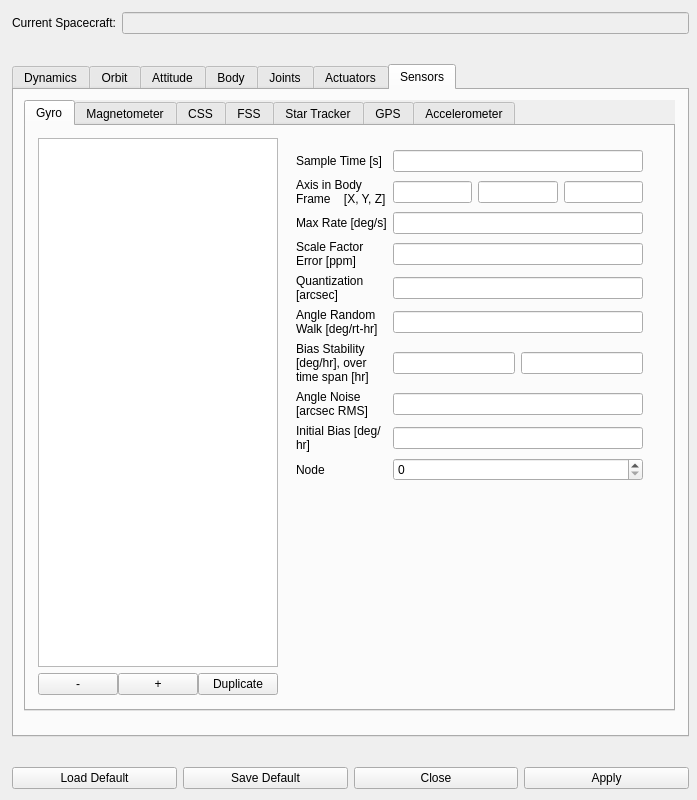
First picture: the form in dsm_gui/spc_submenu.ui, repository pavelgalchenko/dsm_gui, before the edit.
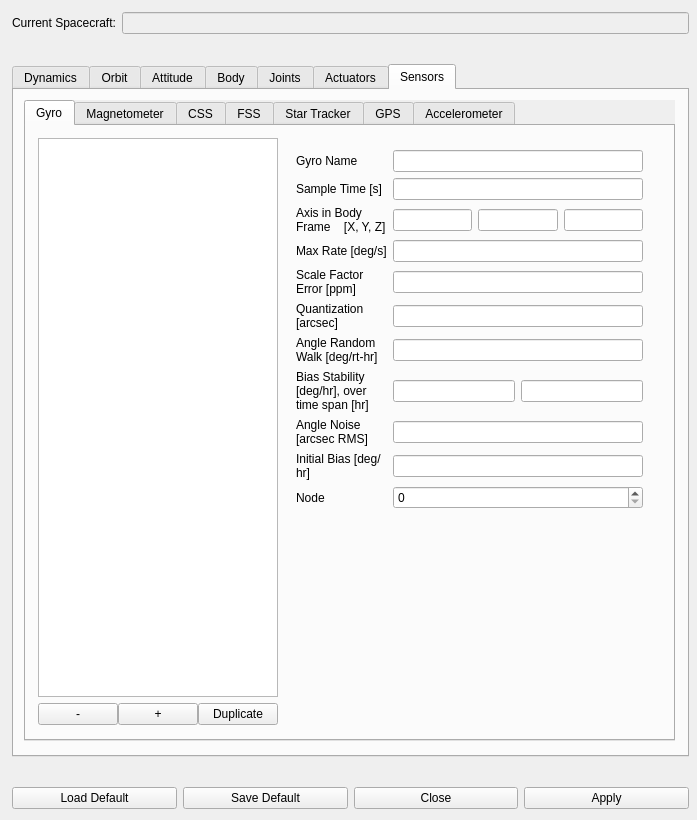
Second picture: the form after the edit. The open tabs and pages were chosen to show the change.

Commit message: Added regex match to capture name of items. Added item name field; does not currently work.

Patch:
```diff
--- a/dsm_gui/spc_submenu.ui
+++ b/dsm_gui/spc_submenu.ui
@@ -10,7 +10,7 @@
     <x>0</x>
     <y>0</y>
     <width>697</width>
-    <height>800</height>
+    <height>820</height>
    </rect>
   </property>
   <property name="sizePolicy">
@@ -22,13 +22,13 @@
   <property name="minimumSize">
    <size>
     <width>697</width>
-    <height>800</height>
+    <height>820</height>
    </size>
   </property>
   <property name="maximumSize">
    <size>
     <width>697</width>
-    <height>800</height>
+    <height>820</height>
    </size>
   </property>
   <property name="windowTitle">
@@ -40,7 +40,7 @@
      <x>0</x>
      <y>0</y>
      <width>701</width>
-     <height>801</height>
+     <height>821</height>
     </rect>
    </property>
    <layout class="QVBoxLayout" name="verticalLayout">
@@ -1892,7 +1892,7 @@
             <x>10</x>
             <y>10</y>
             <width>651</width>
-            <height>611</height>
+            <height>641</height>
            </rect>
           </property>
           <property name="sizePolicy">
@@ -1929,7 +1929,7 @@
               <x>0</x>
               <y>0</y>
               <width>641</width>
-              <height>581</height>
+              <height>611</height>
              </rect>
             </property>
             <layout class="QHBoxLayout" name="horizontalLayout_72">
@@ -1998,76 +1998,7 @@
                <property name="bottomMargin">
                 <number>12</number>
                </property>
-               <item row="4" column="0">
-                <widget class="QLabel" name="label_66">
-                 <property name="text">
-                  <string>Quantization [arcsec]</string>
-                 </property>
-                 <property name="wordWrap">
-                  <bool>true</bool>
-                 </property>
-                </widget>
-               </item>
-               <item row="1" column="0">
-                <widget class="QLabel" name="label_68">
-                 <property name="text">
-                  <string>Axis in Body Frame    [X, Y, Z]</string>
-                 </property>
-                 <property name="wordWrap">
-                  <bool>true</bool>
-                 </property>
-                </widget>
-               </item>
-               <item row="9" column="0">
-                <widget class="QLabel" name="label_65">
-                 <property name="text">
-                  <string>Node</string>
-                 </property>
-                </widget>
-               </item>
-               <item row="2" column="1">
-                <widget class="QLineEdit" name="spc_cur_gyro_maxrate"/>
-               </item>
-               <item row="10" column="0">
-                <spacer name="verticalSpacer_7">
-                 <property name="orientation">
-                  <enum>Qt::Vertical</enum>
-                 </property>
-                 <property name="sizeHint" stdset="0">
-                  <size>
-                   <width>20</width>
-                   <height>40</height>
-                  </size>
-                 </property>
-                </spacer>
-               </item>
-               <item row="3" column="0">
-                <widget class="QLabel" name="label_63">
-                 <property name="text">
-                  <string>Scale Factor Error [ppm]</string>
-                 </property>
-                 <property name="wordWrap">
-                  <bool>true</bool>
-                 </property>
-                </widget>
-               </item>
-               <item row="6" column="0">
-                <widget class="QLabel" name="label_70">
-                 <property name="text">
-                  <string>Bias Stability [deg/hr], over time span [hr]</string>
-                 </property>
-                 <property name="wordWrap">
-                  <bool>true</bool>
-                 </property>
-                </widget>
-               </item>
-               <item row="7" column="1">
-                <widget class="QLineEdit" name="spc_cur_gyro_angnoise"/>
-               </item>
-               <item row="5" column="1">
-                <widget class="QLineEdit" name="spc_cur_gyro_angrwalk"/>
-               </item>
-               <item row="7" column="0">
+               <item row="8" column="0">
                 <widget class="QLabel" name="label_79">
                  <property name="text">
                   <string>Angle Noise [arcsec RMS]</string>
@@ -2077,43 +2008,7 @@
                  </property>
                 </widget>
                </item>
-               <item row="0" column="1">
-                <widget class="QLineEdit" name="spc_cur_gyro_samptime"/>
-               </item>
-               <item row="9" column="1">
-                <widget class="QSpinBox" name="spc_cur_gyro_node"/>
-               </item>
-               <item row="0" column="0">
-                <widget class="QLabel" name="label_64">
-                 <property name="text">
-                  <string>Sample Time [s]</string>
-                 </property>
-                </widget>
-               </item>
-               <item row="5" column="0">
-                <widget class="QLabel" name="label_69">
-                 <property name="text">
-                  <string>Angle Random Walk [deg/rt-hr]</string>
-                 </property>
-                 <property name="wordWrap">
-                  <bool>true</bool>
-                 </property>
-                </widget>
-               </item>
-               <item row="2" column="0">
-                <widget class="QLabel" name="label_67">
-                 <property name="text">
-                  <string>Max Rate [deg/s]</string>
-                 </property>
-                </widget>
-               </item>
-               <item row="4" column="1">
-                <widget class="QLineEdit" name="spc_cur_gyro_quant"/>
-               </item>
-               <item row="3" column="1">
-                <widget class="QLineEdit" name="spc_cur_gyro_scaleferror"/>
-               </item>
-               <item row="1" column="1">
+               <item row="2" column="1">
                 <layout class="QHBoxLayout" name="horizontalLayout_42">
                  <item>
                   <widget class="QLineEdit" name="spc_cur_gyro_axis_1"/>
@@ -2126,7 +2021,106 @@
                  </item>
                 </layout>
                </item>
-               <item row="6" column="1">
+               <item row="9" column="1">
+                <widget class="QLineEdit" name="spc_cur_gyro_initbias"/>
+               </item>
+               <item row="9" column="0">
+                <widget class="QLabel" name="label_80">
+                 <property name="text">
+                  <string>Initial Bias [deg/hr]</string>
+                 </property>
+                 <property name="wordWrap">
+                  <bool>true</bool>
+                 </property>
+                </widget>
+               </item>
+               <item row="3" column="0">
+                <widget class="QLabel" name="label_67">
+                 <property name="text">
+                  <string>Max Rate [deg/s]</string>
+                 </property>
+                </widget>
+               </item>
+               <item row="4" column="0">
+                <widget class="QLabel" name="label_63">
+                 <property name="text">
+                  <string>Scale Factor Error [ppm]</string>
+                 </property>
+                 <property name="wordWrap">
+                  <bool>true</bool>
+                 </property>
+                </widget>
+               </item>
+               <item row="4" column="1">
+                <widget class="QLineEdit" name="spc_cur_gyro_scaleferror"/>
+               </item>
+               <item row="10" column="1">
+                <widget class="QSpinBox" name="spc_cur_gyro_node"/>
+               </item>
+               <item row="10" column="0">
+                <widget class="QLabel" name="label_65">
+                 <property name="text">
+                  <string>Node</string>
+                 </property>
+                </widget>
+               </item>
+               <item row="1" column="0">
+                <widget class="QLabel" name="label_64">
+                 <property name="text">
+                  <string>Sample Time [s]</string>
+                 </property>
+                </widget>
+               </item>
+               <item row="2" column="0">
+                <widget class="QLabel" name="label_68">
+                 <property name="text">
+                  <string>Axis in Body Frame    [X, Y, Z]</string>
+                 </property>
+                 <property name="wordWrap">
+                  <bool>true</bool>
+                 </property>
+                </widget>
+               </item>
+               <item row="8" column="1">
+                <widget class="QLineEdit" name="spc_cur_gyro_angnoise"/>
+               </item>
+               <item row="11" column="0">
+                <spacer name="verticalSpacer_7">
+                 <property name="orientation">
+                  <enum>Qt::Vertical</enum>
+                 </property>
+                 <property name="sizeHint" stdset="0">
+                  <size>
+                   <width>20</width>
+                   <height>40</height>
+                  </size>
+                 </property>
+                </spacer>
+               </item>
+               <item row="5" column="1">
+                <widget class="QLineEdit" name="spc_cur_gyro_quant"/>
+               </item>
+               <item row="0" column="0">
+                <widget class="QLabel" name="label_23">
+                 <property name="text">
+                  <string>Gyro Name</string>
+                 </property>
+                </widget>
+               </item>
+               <item row="1" column="1">
+                <widget class="QLineEdit" name="spc_cur_gyro_samptime"/>
+               </item>
+               <item row="6" column="0">
+                <widget class="QLabel" name="label_69">
+                 <property name="text">
+                  <string>Angle Random Walk [deg/rt-hr]</string>
+                 </property>
+                 <property name="wordWrap">
+                  <bool>true</bool>
+                 </property>
+                </widget>
+               </item>
+               <item row="7" column="1">
                 <layout class="QHBoxLayout" name="horizontalLayout_41">
                  <item>
                   <widget class="QLineEdit" name="spc_cur_gyro_bias_stab"/>
@@ -2136,18 +2130,34 @@
                  </item>
                 </layout>
                </item>
-               <item row="8" column="0">
-                <widget class="QLabel" name="label_80">
+               <item row="5" column="0">
+                <widget class="QLabel" name="label_66">
                  <property name="text">
-                  <string>Initial Bias [deg/hr]</string>
+                  <string>Quantization [arcsec]</string>
                  </property>
                  <property name="wordWrap">
                   <bool>true</bool>
                  </property>
                 </widget>
                </item>
-               <item row="8" column="1">
-                <widget class="QLineEdit" name="spc_cur_gyro_initbias"/>
+               <item row="7" column="0">
+                <widget class="QLabel" name="label_70">
+                 <property name="text">
+                  <string>Bias Stability [deg/hr], over time span [hr]</string>
+                 </property>
+                 <property name="wordWrap">
+                  <bool>true</bool>
+                 </property>
+                </widget>
+               </item>
+               <item row="3" column="1">
+                <widget class="QLineEdit" name="spc_cur_gyro_maxrate"/>
+               </item>
+               <item row="6" column="1">
+                <widget class="QLineEdit" name="spc_cur_gyro_angrwalk"/>
+               </item>
+               <item row="0" column="1">
+                <widget class="QLineEdit" name="spc_cur_gyro_name"/>
                </item>
               </layout>
              </item>
```
Left out of the diff: 1790 changed lines with no effect on the pictures. The commit also changes 2 other files.
